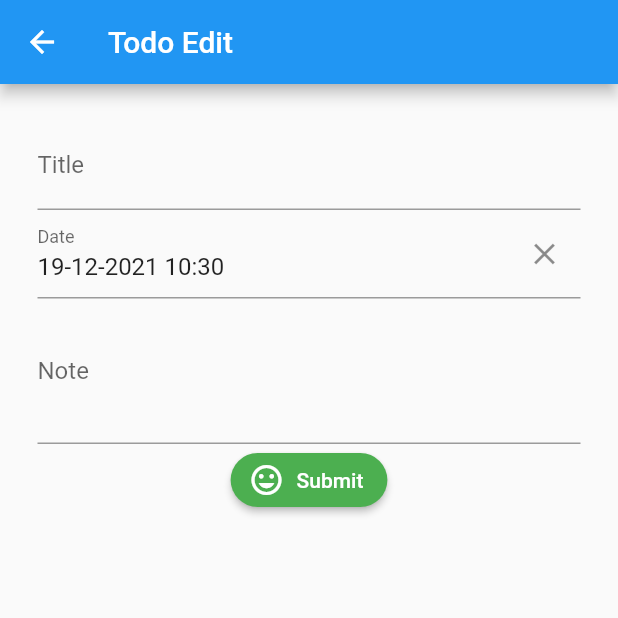
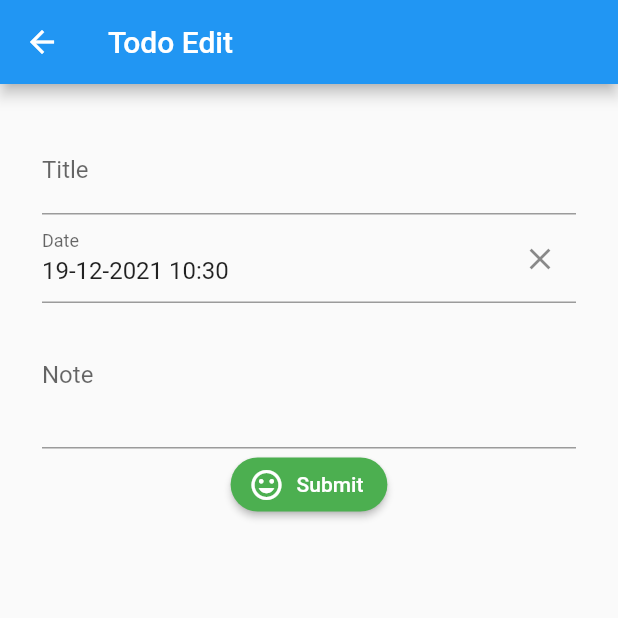
Before and after one commit to ilyas-kadyrkulov/sqlite_bloc_todo_application, a Flutter app: the screen it shows after launch, after a tap on the "add" icon, on a phone screen of 412 x 824 dp, the top half of it. Run offline on Flutter 3.47's test engine with Material 2 defaults, Android fonts, the phone set to English and light mode, and no system bars; our stand-ins replace sqflite; accounts and stored records are empty.

Commit message:
project uploaded

```diff
--- a/lib/components/todo_edit/todo_edit_view.dart
+++ b/lib/components/todo_edit/todo_edit_view.dart
@@ -25,7 +25,7 @@ class TodoEditView extends StatelessWidget {
     return Scaffold(
       appBar: AppBar(title: Text(ConstText.todoEditView)),
       body: Container(
-        padding: const EdgeInsets.all(25.0),
+        padding: const EdgeInsets.all(28.0),
         child: Column(
           children: <Widget>[
             _titleTextFormField(),
```
Also changed, not shown: 1 other file.
